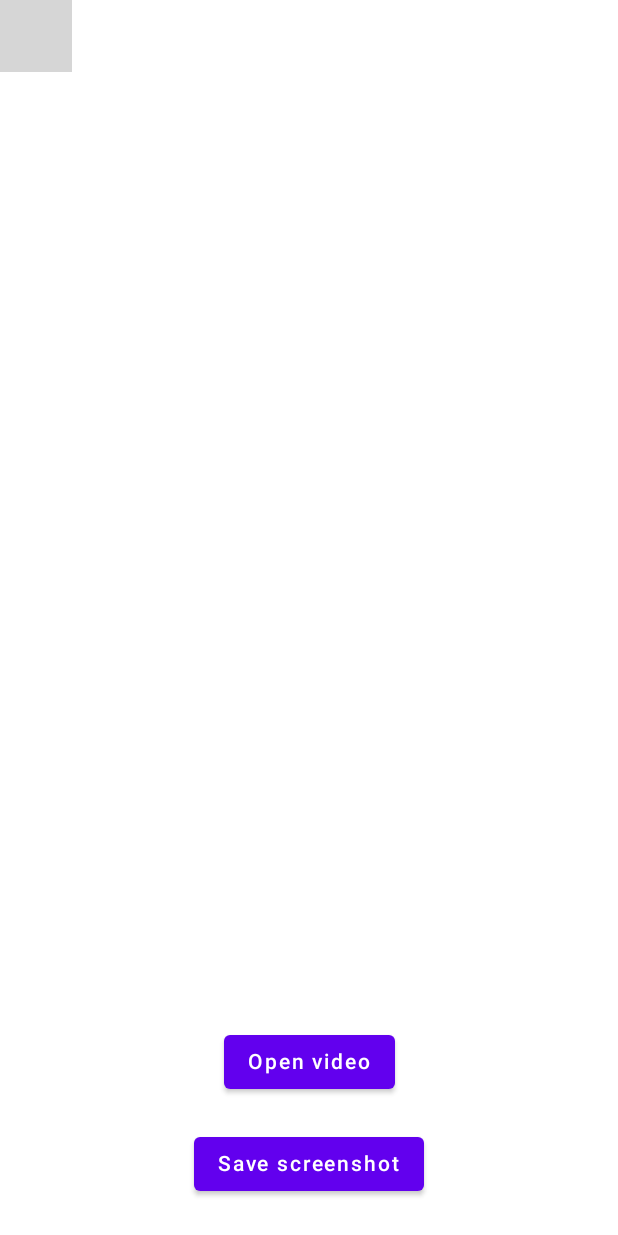
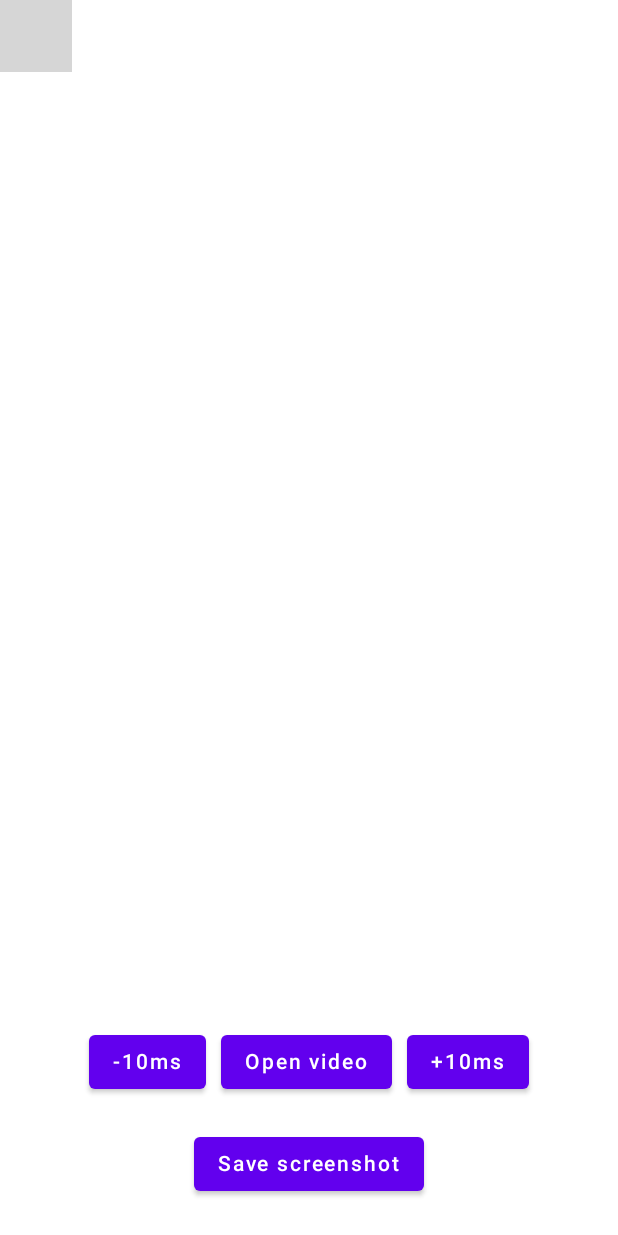
Before and after one commit to fuomag9/videoscreenshotter, an Android app built with Jetpack Compose: the screen it shows after launch (MainActivity), on a phone screen of 412 x 824 dp. Run offline under Robolectric (Android 15) with nearby library versions, the phone set to English and light mode, and no system bars; libraries missing offline, so code that uses them is left out: com.google.android.exoplayer2; 2 statements that could not run were skipped; grey boxes are pictures that could not be loaded.

Commit message:
Added the ability to increment or decrement the video by 10ms for more precise screenshotting

```diff
--- a/app/build.gradle
+++ b/app/build.gradle
@@ -10,8 +10,8 @@ android {
         applicationId "com.fuomag9.videoscreenshotter"
         minSdk 21
         targetSdk 31
-        versionCode 7
-        versionName "1.1.2"
+        versionCode 8
+        versionName "1.1.3"
 
         testInstrumentationRunner "androidx.test.runner.AndroidJUnitRunner"
         vectorDrawables {
--- a/app/src/main/java/com/fuomag9/videoscreenshotter/MainActivity.kt
+++ b/app/src/main/java/com/fuomag9/videoscreenshotter/MainActivity.kt
@@ -112,11 +112,27 @@ private fun OpenDocumentPicker() {
         verticalArrangement = Arrangement.Center,
         modifier = Modifier.fillMaxSize()
     ) {
-        Button(
-            onClick = { launcher.launch(arrayOf("video/*")) }
-        ) {
-            Text(text = "Open video")
+        Row(
+            horizontalArrangement = Arrangement.spacedBy(10.dp)) {
+            Button(
+                onClick = { MainActivity.exoplayer.seekTo(MainActivity.exoplayer.currentPosition-10) }
+            ) {
+                Text(text = "-10ms")
+            }
+            Button(
+                onClick = { launcher.launch(arrayOf("video/*")) }
+            ) {
+                Text(text = "Open video")
+            }
+            Button(
+                onClick = {MainActivity.exoplayer.seekTo(MainActivity.exoplayer.currentPosition+10)  }
+            ) {
+                Text(text = "+10ms")
+            }
         }
+
+
+
 
         //Todo: get recycle video filename here
         Button(
```
